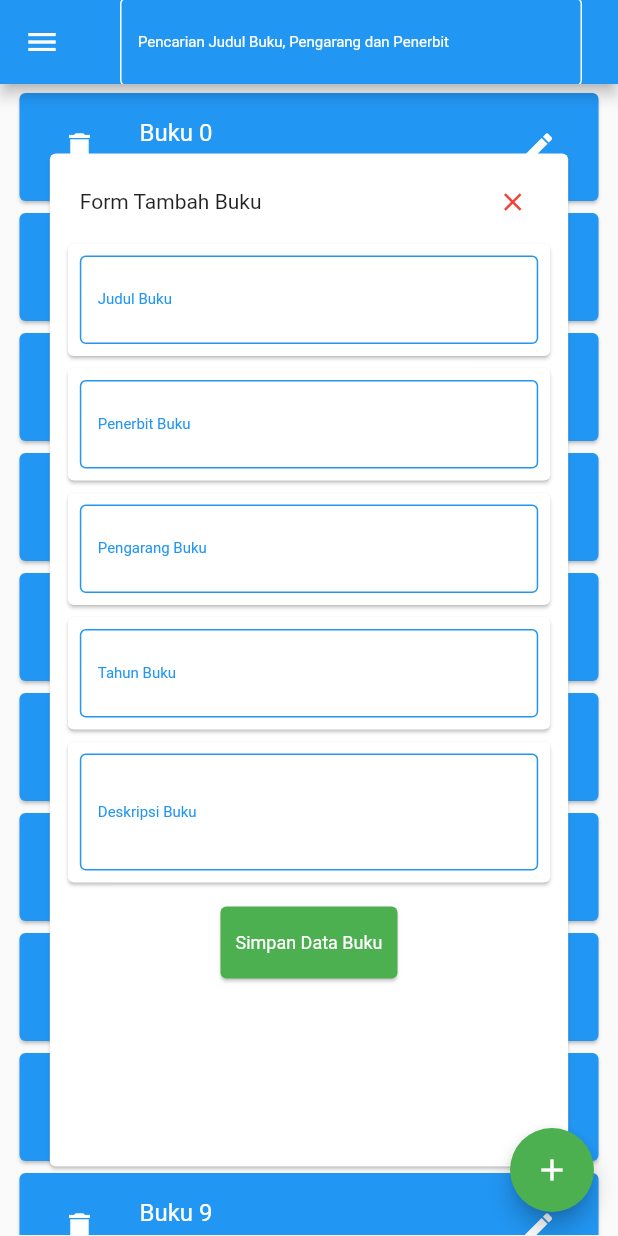
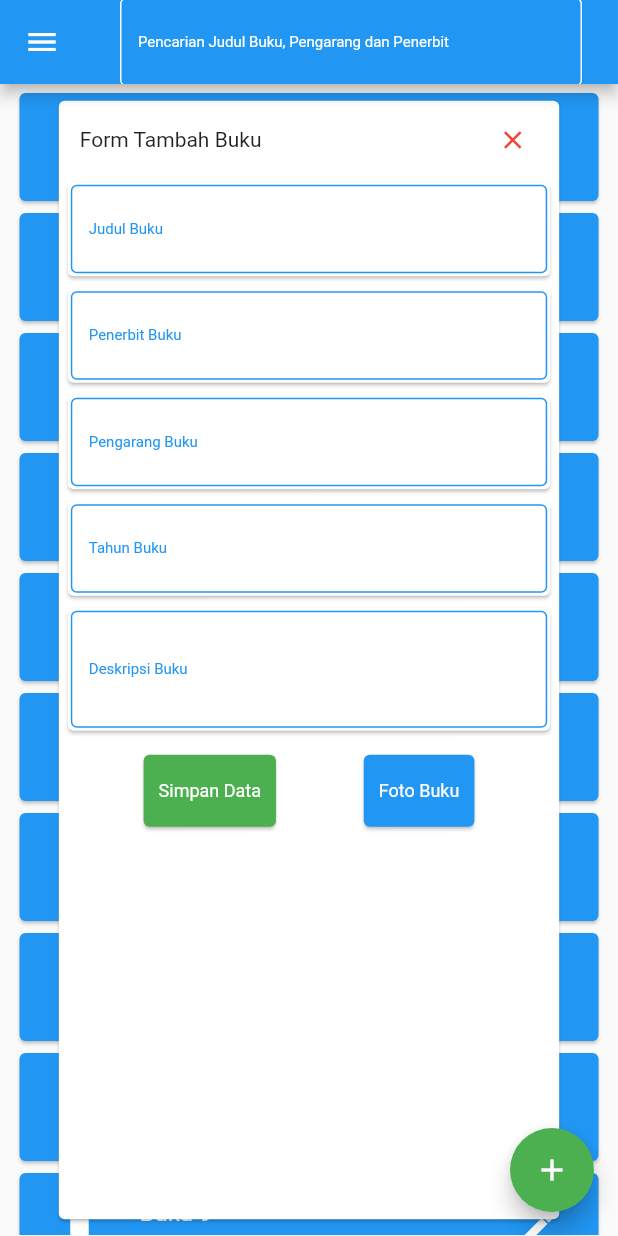
Before and after one commit to muhamm026934/gramed-skripsi, a Flutter app: the screen it shows after launch, after a tap on the "add" icon, on a phone screen of 412 x 824 dp. Run offline on Flutter 3.47's test engine with Material 2 defaults, Android fonts, the phone set to English and light mode, and no system bars; our stand-ins replace file_picker, shared_preferences.

Commit message:
Mengubah data book.dart

```diff
--- a/gramed/lib/book/book.dart
+++ b/gramed/lib/book/book.dart
@@ -52,14 +52,86 @@ class _BookState extends State<Book> {
     });
   }
 
+  String headerText = "";
+  String titleText = "";
+  bool tampilAlertMessage = false;
+  _commandAlertMessage(headers, titles, tampilAlertMessages){
+    setState(() {
+      headerText = headers;
+      titleText = titles;
+      tampilAlertMessage = tampilAlertMessages;
+    });
+  }
+
+
+  _alertMessage(){
+    return Center(
+      child: SizedBox(
+        width: MediaQuery.of(context).size.width* 0.8,
+        height: MediaQuery.of(context).size.height* 0.3,
+        child: Card(
+          color: Colors.green,
+          child: ListView(
+            children: [
+              Padding(
+                padding: const EdgeInsets.only(top: 18.0,left: 8.0,right: 8.0),
+                child: Center(child: Text(headerText, style:_customFont(),textAlign: TextAlign.center,)),
+              ),
+              Padding(
+                padding: const EdgeInsets.all(18.0),
+                child: Center(child: Text(titleText, style:_customFont())),
+              ),
+              Padding(
+                padding: const EdgeInsets.only(top :18.0),
+                child: Row(
+                  mainAxisAlignment: MainAxisAlignment.spaceEvenly,
+                  children: [
+                    Card(
+                      color: Colors.blue,
+                      child: TextButton(
+                        style: TextButton.styleFrom(
+                        backgroundColor: Colors.transparent,
+                        shadowColor: Colors.transparent,
+                        surfaceTintColor: Colors.blue,
+                        padding: const EdgeInsets.all(10.0),
+                        textStyle: const TextStyle(fontSize: 12),
+                        ), child: const Text('OK',style: TextStyle(color: Colors.white),),
+                        onPressed: (){},
+                      ),
+                    ),
+                    Card(
+                      color: Colors.orangeAccent,
+                      child: TextButton(
+                        style: TextButton.styleFrom(
+                        backgroundColor: Colors.transparent,
+                        shadowColor: Colors.transparent,
+                        surfaceTintColor: Colors.blue,
+                        padding: const EdgeInsets.all(10.0),
+                        textStyle: const TextStyle(fontSize: 12),
+                        ), child: const Text('Batal',style: TextStyle(color: Colors.white),),
+                        onPressed: (){
+                          _commandAlertMessage("", "", false);
+                        },
+                      ),
+                    ),
+                  ],
+                ),
+              )
+            ],
+          ),
+        ),
+      ),
+    );
+  }
+
   _formUpdateAdd(){
     return Center(
       child: Card(
         child: Padding(
-          padding: const EdgeInsets.all(8.0),
+          padding: const EdgeInsets.all(2.0),
           child: SizedBox(
             width: MediaQuery.of(context).size.width* 0.8,
-            height: MediaQuery.of(context).size.height* 0.8,
+            height: MediaQuery.of(context).size.height* 0.9,
             child: ListView(
               children:  [
                 Padding(
@@ -76,11 +148,12 @@ class _BookState extends State<Book> {
                     ],
                   ),
                 ),
-                const Card(
+                Card(
                   child: Padding(
-                    padding: EdgeInsets.all(8.0),
+                    padding: const EdgeInsets.all(2.0),
                     child: TextField(
-                      decoration: InputDecoration(
+                      controller: cBookJudul,
+                      decoration: const InputDecoration(
                       enabledBorder: OutlineInputBorder(
                       borderSide: BorderSide(color: Colors.blue)
                         ),
@@ -89,11 +162,12 @@ class _BookState extends State<Book> {
                     ),
                   ),
                 ),
-                const Card(
+                Card(
                   child: Padding(
-                    padding: EdgeInsets.all(8.0),
+                    padding: const EdgeInsets.all(2.0),
                     child: TextField(
-                      decoration: InputDecoration(
+                      controller: cBookPenerbit,
+                      decoration: const InputDecoration(
                       enabledBorder: OutlineInputBorder(
                       borderSide: BorderSide(color: Colors.blue)
                         ),
@@ -102,11 +176,12 @@ class _BookState extends State<Book> {
                     ),
                   ),
                 ),
-                const Card(
+                Card(
                   child: Padding(
-                    padding: EdgeInsets.all(8.0),
+                    padding: const EdgeInsets.all(2.0),
                     child: TextField(
-                      decoration: InputDecoration(
+                      controller: cBookPengarang,
+                      decoration: const InputDecoration(
                       enabledBorder: OutlineInputBorder(
                       borderSide: BorderSide(color: Colors.blue)
                         ),
@@ -115,11 +190,12 @@ class _BookState extends State<Book> {
                     ),
                   ),
                 ),
-                const Card(
+                Card(
                   child: Padding(
-                    padding: EdgeInsets.all(8.0),
+                    padding: const EdgeInsets.all(2.0),
                     child: TextField(
-                      decoration: InputDecoration(
+                      controller: cBookTahun,
+                      decoration: const InputDecoration(
                       enabledBorder: OutlineInputBorder(
                       borderSide: BorderSide(color: Colors.blue)
                         ),
@@ -128,12 +204,13 @@ class _BookState extends State<Book> {
                     ),
                   ),
                 ),
-                const Card(
+                Card(
                   child: Padding(
-                    padding: EdgeInsets.all(8.0),
+                    padding: const EdgeInsets.all(2.0),
                     child: TextField(
+                      controller: cBookDeskripsi,
                       maxLines: 2,
-                      decoration: InputDecoration(
+                      decoration: const InputDecoration(
                       enabledBorder: OutlineInputBorder(
                       borderSide: BorderSide(color: Colors.blue)
                         ),
@@ -145,7 +222,10 @@ class _BookState extends State<Book> {
                 Center(
                   child: Padding(
                     padding: const EdgeInsets.only(top:8.0),
-                    child: Card(
+                    child: Row(
+                      mainAxisAlignment: MainAxisAlignment.spaceEvenly,
+                      children: [
+                        Card(
                           color: Colors.green,
                           child: TextButton(
                             style: TextButton.styleFrom(
@@ -154,9 +234,26 @@ class _BookState extends State<Book> {
                             surfaceTintColor: Colors.blue,
                             padding: const EdgeInsets.all(10.0),
                             textStyle: const TextStyle(fontSize: 12),
-                        ), child: const Text('Simpan Data Buku',style: TextStyle(color: Colors.white),),
+                            ), child: const Text('Simpan Data',style: TextStyle(color: Colors.white),),
+                            onPressed: (){
+                              _commandAlertMessage("Simpan Data ${cBookJudul.text}","Pastikan Data Benar",true);
+                            },
+                          ),
+                        ),
+                        Card(
+                          color: Colors.blue,
+                          child: TextButton(
+                            style: TextButton.styleFrom(
+                            backgroundColor: Colors.transparent,
+                            shadowColor: Colors.transparent,
+                            surfaceTintColor: Colors.blue,
+                            padding: const EdgeInsets.all(10.0),
+                            textStyle: const TextStyle(fontSize: 12),
+                            ), child: const Text('Foto Buku',style: TextStyle(color: Colors.white),),
                             onPressed: (){},
                           ),
+                        ),
+                      ],
                     ),
                   ),
                 ),
@@ -176,7 +273,6 @@ class _BookState extends State<Book> {
         title: const Padding(
           padding: EdgeInsets.all(8.0),
           child: TextField(
-            obscureText: false,
             decoration: InputDecoration(
               enabledBorder: OutlineInputBorder(
                 borderSide: BorderSide(color: Colors.white)
@@ -216,6 +312,9 @@ class _BookState extends State<Book> {
             tampilFormUpdateAdd == true
             ? _formUpdateAdd()
             :Container(),
+            tampilAlertMessage == true
+            ? _alertMessage()
+            : Container(),
           ],
         ),
       ),
```
Lines whose indentation alone changed are shown as unchanged.
